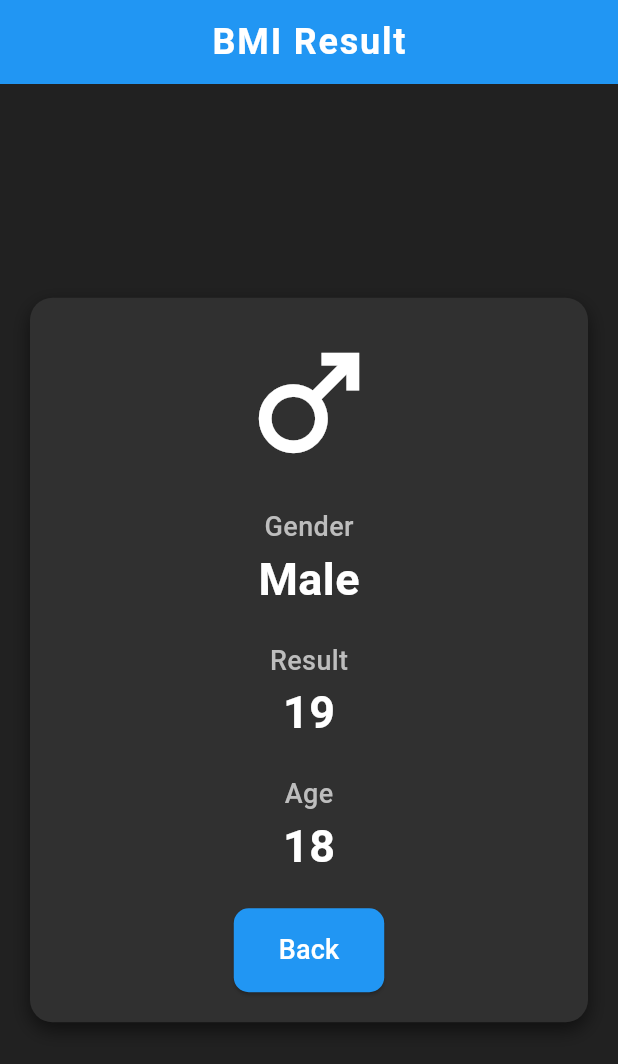
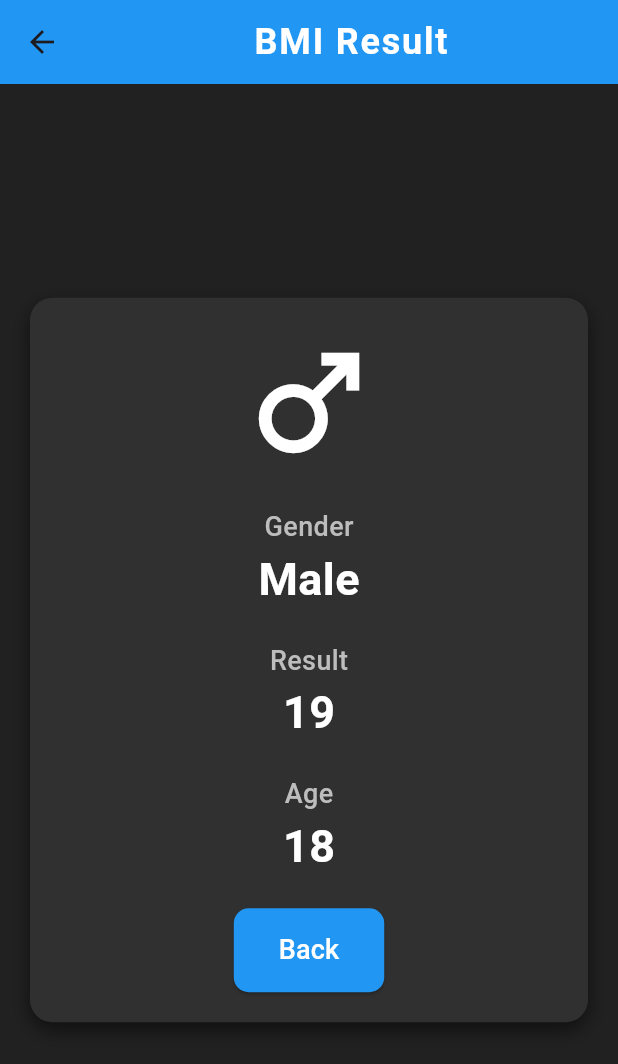
Before and after one commit to soutAhmedTayseer/BMI-Calculator, a Flutter app: the screen it shows after launch, after a tap on "Calculate", on a phone screen of 412 x 824 dp. Shown: the top 1064 px of the screen. Run offline on Flutter 3.47's test engine with Material 3 defaults, Android fonts, the phone set to English and light mode, and no system bars.

```diff
--- a/lib/bmi.dart
+++ b/lib/bmi.dart
@@ -1,9 +1,8 @@
-// ignore_for_file: library_private_types_in_public_api, file_names
-
 import 'dart:math';
 import 'package:flutter/foundation.dart';
 import 'package:flutter/material.dart';
 import 'bmi_result_screen.dart';
+
 void main() {
   runApp(const MyApp());
 }
@@ -246,6 +245,7 @@ class _BMIcalculatorState extends State<BMIcalculator> {
                                   });
                                 },
                                 mini: true,
+                                heroTag: 'weight--',
                                 backgroundColor: widget.buttonColor,
                                 child: const Icon(Icons.remove),
                               ),
@@ -256,6 +256,7 @@ class _BMIcalculatorState extends State<BMIcalculator> {
                                   });
                                 },
                                 mini: true,
+                                heroTag: 'weight++',
                                 backgroundColor: widget.buttonColor,
                                 child: const Icon(Icons.add),
                               )
@@ -295,6 +296,7 @@ class _BMIcalculatorState extends State<BMIcalculator> {
                                   });
                                 },
                                 mini: true,
+                                heroTag: 'age--',
                                 backgroundColor: widget.buttonColor,
                                 child: const Icon(Icons.remove),
                               ),
@@ -305,6 +307,7 @@ class _BMIcalculatorState extends State<BMIcalculator> {
                                   });
                                 },
                                 mini: true,
+                                heroTag: 'age++',
                                 backgroundColor: widget.buttonColor,
                                 child: const Icon(Icons.add),
                               )
--- a/lib/bmi_result_screen.dart
+++ b/lib/bmi_result_screen.dart
@@ -18,9 +18,7 @@ class BMIResultScreen extends StatelessWidget {
 
   @override
   Widget build(BuildContext context) {
-    return MaterialApp(
-      debugShowCheckedModeBanner: false,
-      home: Scaffold(
+    return Scaffold(
       backgroundColor: Colors.grey[900],
       appBar: AppBar(
         backgroundColor: appBarColor,
@@ -140,7 +138,21 @@ class BMIResultScreen extends StatelessWidget {
           ),
         ),
       ),
+    );
+  }
+}
+
+void main() {
+  runApp(
+    const MaterialApp(
+      debugShowCheckedModeBanner: false,
+      home: BMIResultScreen(
+        result: 24,
+        age: 30,
+        isMale: true,
+        appBarColor: Colors.blue,
+        textColor: Colors.white,
+      ),
     ),
   );
 }
-}
```
Lines whose indentation alone changed are shown as unchanged.
